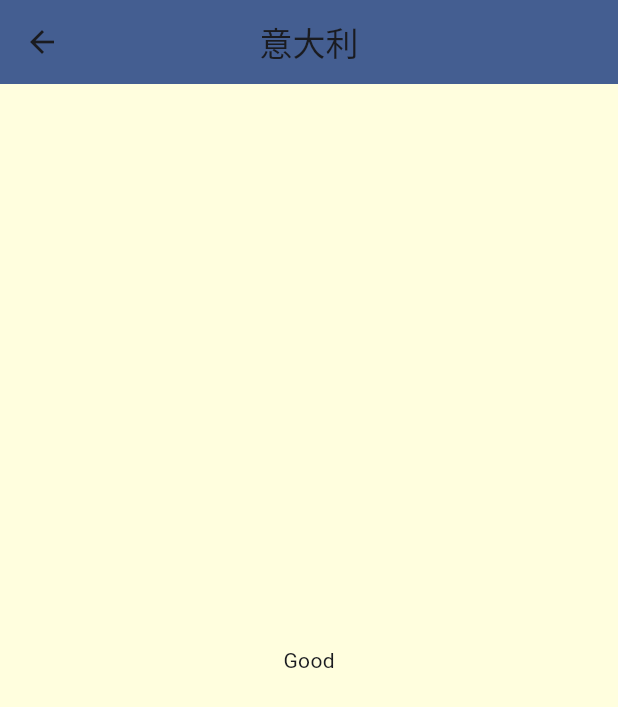
After one commit to yuunik/food_court, a Flutter app: the screen it shows after launch, after a tap on "意大利", on a phone screen of 412 x 824 dp. The commit adds this screen. Shown: the top 707 px of the screen. Run offline on Flutter 3.47's test engine with Material 3 defaults, Android fonts, the light colour scheme and no system bars; our stand-ins replace dio.

Commit message:
feat: add mealList route.

```diff
--- a/lib/core/router/router.dart
+++ b/lib/core/router/router.dart
@@ -1,5 +1,6 @@
 import 'package:flutter/cupertino.dart';
 import 'package:food_court/ui/pages/main/main.dart';
+import 'package:food_court/ui/pages/mealList/mealList.dart';
 
 class AppRouter {
   // 默认路由
@@ -7,7 +8,8 @@ class AppRouter {
 
   // 路由表
   static final Map<String, WidgetBuilder> routes = {
-    MainConfig.routeName: (context) => const MainConfig()
+    MainConfig.routeName: (context) => const MainConfig(),
+    MealList.routeName: (context) => const MealList(),
   };
 
   // 生成路由
--- a/lib/ui/pages/home/home.dart
+++ b/lib/ui/pages/home/home.dart
@@ -10,6 +10,19 @@ class HomePage extends StatelessWidget {
 
   @override
   Widget build(BuildContext context) {
-    return const HomeContent();
+    return Scaffold(
+        appBar: AppBar(
+          title: const Text("Food Court"),
+          centerTitle: true,
+          backgroundColor: Theme
+              .of(context)
+              .colorScheme
+              .primary,
+        ),
+        backgroundColor: Theme
+            .of(context)
+            .canvasColor,
+        body: const HomeContent()
+    );
   }
 }
--- a/lib/ui/pages/home/home_content.dart
+++ b/lib/ui/pages/home/home_content.dart
@@ -11,14 +11,7 @@ class HomeContent extends StatelessWidget {
 
   @override
   Widget build(BuildContext context) {
-    return Scaffold(
-        appBar: AppBar(
-          title: const Text("Food Court"),
-          centerTitle: true,
-          backgroundColor: Theme.of(context).colorScheme.primary,
-        ),
-        backgroundColor: Theme.of(context).canvasColor,
-        body: FutureBuilder<List<CategoryModel>>(
+    return FutureBuilder<List<CategoryModel>>(
           future: JsonParse.getCategoryList(),
           builder: (context, snapshot) {
             // 没有数据, 显示加载中
@@ -65,7 +58,6 @@ class HomeContent extends StatelessWidget {
               },
             );
           },
-        )
-    );
+        );
   }
 }
--- a/lib/ui/pages/home/home_content_item.dart
+++ b/lib/ui/pages/home/home_content_item.dart
@@ -2,6 +2,7 @@ import 'package:flutter/material.dart';
 
 import 'package:food_court/core/extension/int_fit.dart';
 import 'package:food_court/core/model/category_model.dart';
+import 'package:food_court/ui/pages/mealList/mealList.dart';
 
 class HomeContentItem extends StatelessWidget {
   final CategoryModel _categoryModel;
@@ -10,7 +11,11 @@ class HomeContentItem extends StatelessWidget {
 
   @override
   Widget build(BuildContext context) {
-    return Container(
+    return GestureDetector(
+      onTap: () {
+        Navigator.of(context).pushNamed(MealList.routeName, arguments: _categoryModel);
+      },
+      child: Container(
         decoration: BoxDecoration(
           gradient: LinearGradient(
               colors: [
@@ -27,6 +32,7 @@ class HomeContentItem extends StatelessWidget {
               )
           ),
         ),
+      ),
     );
   }
 }
--- /dev/null
+++ b/lib/ui/pages/mealList/mealList.dart
@@ -0,0 +1,28 @@
+import 'package:flutter/material.dart';
+import 'package:food_court/core/model/category_model.dart';
+
+class MealList extends StatelessWidget {
+  static const String routeName = "/mealList";
+
+  const MealList({super.key});
+
+  @override
+  Widget build(BuildContext context) {
+    final category = ModalRoute.of(context)?.settings.arguments as CategoryModel;
+    return Scaffold(
+      appBar: AppBar(
+        title: Text(
+          category.title!,
+        ),
+        centerTitle: true,
+        backgroundColor: Theme.of(context).colorScheme.primary,
+      ),
+      backgroundColor: Theme.of(context).canvasColor,
+      body: Center(
+        child: Text(
+          "Good"
+        ),
+      )
+    );
+  }
+}
```
Lines whose indentation alone changed are shown as unchanged.
